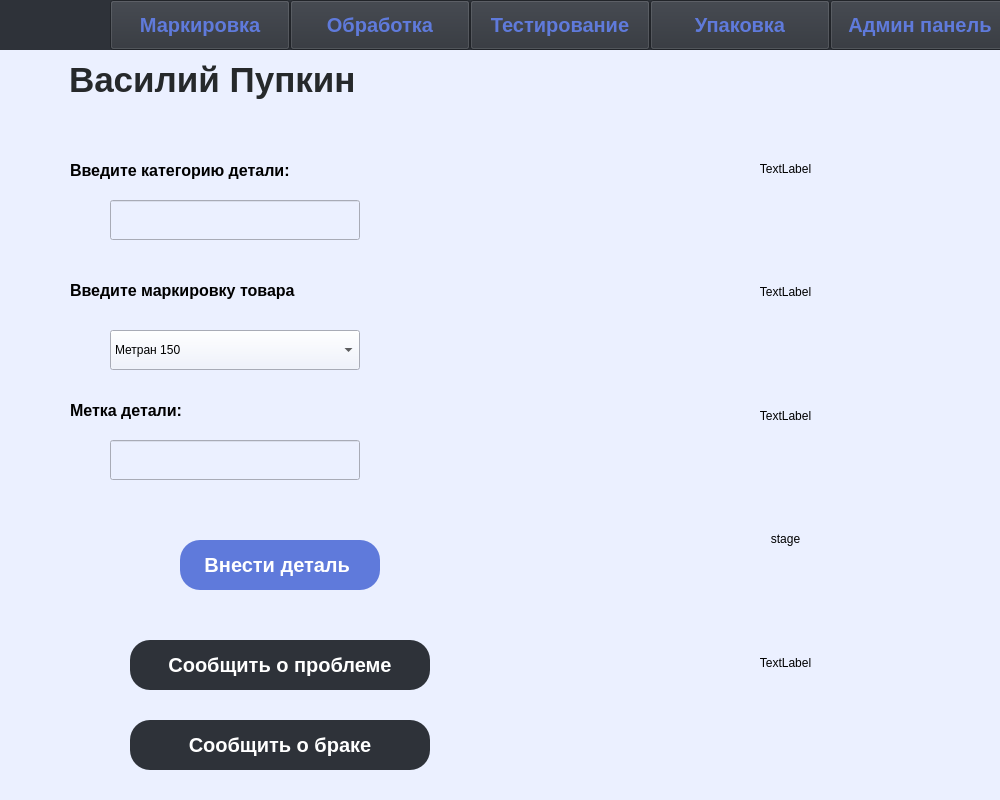
Old version of the form GUI/Mark.ui in the repository damirian174/RFID-marks.
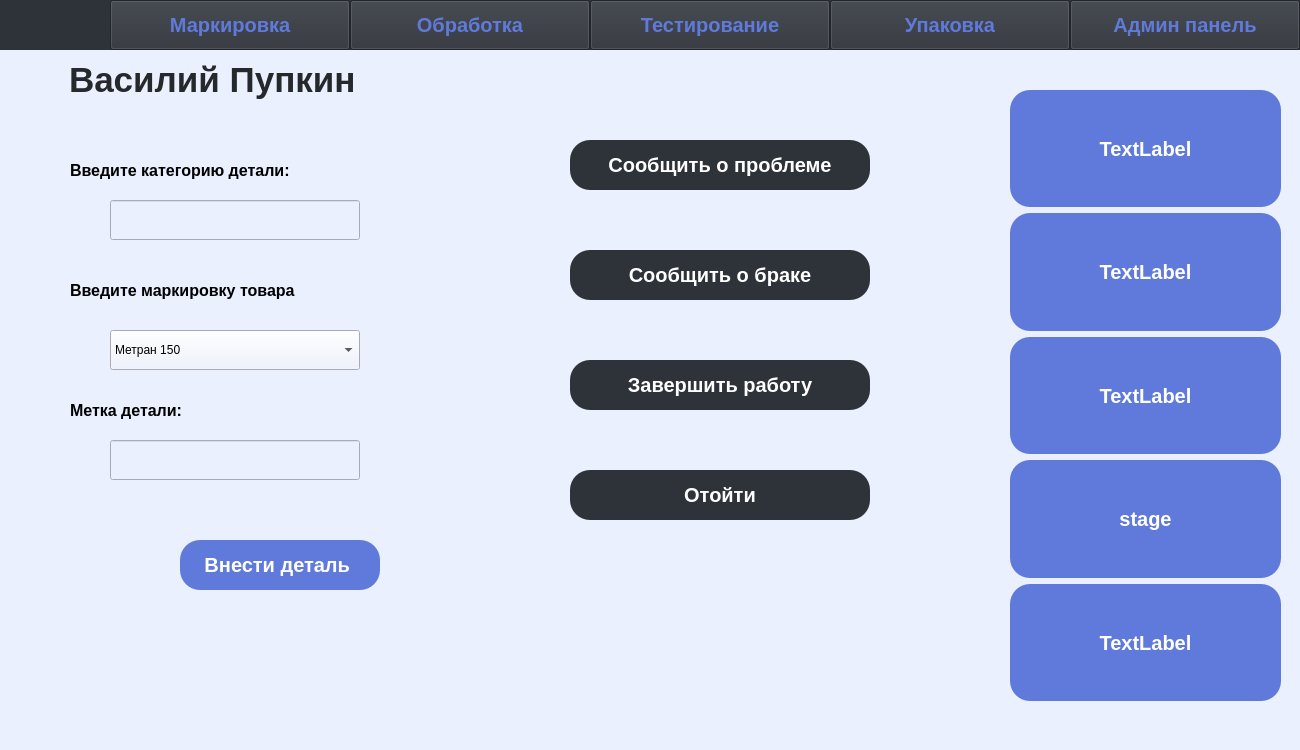
New version of the form. Icons and pictures are not drawn.

Patch:
```diff
--- a/GUI/Mark.ui
+++ b/GUI/Mark.ui
@@ -6,8 +6,8 @@
 <rect>
 <x>0</x>
 <y>0</y>
-<width>1000</width>
-<height>800</height>
+    <width>1300</width>
+    <height>750</height>
 </rect>
 </property>
 <property name="tabletTracking">
@@ -123,26 +123,6 @@
      </rect>
      </property>
 </widget>
-<widget class="QPushButton" name="pushButton_3">
-     <property name="geometry">
-     <rect>
-     <x>130</x>
-     <y>600</y>
-     <width>300</width>
-     <height>50</height>
-     </rect>
-     </property>
-     <property name="styleSheet">
-     <string notr="true">background-color: #2E3239;
-color: rgb(255, 255, 255);
-border-radius: 20px;
-font: 20px;
-font-weight: 700;</string>
-     </property>
-     <property name="text">
-     <string>Сообщить о браке</string>
-     </property>
-</widget>
 <widget class="QComboBox" name="comboBox">
      <property name="geometry">
      <rect>
@@ -168,26 +148,6 @@
      </property>
      </item>
 </widget>
-<widget class="QPushButton" name="pushButton_4">
-     <property name="geometry">
-     <rect>
-     <x>130</x>
-     <y>520</y>
-     <width>300</width>
-     <height>50</height>
-     </rect>
-     </property>
-     <property name="styleSheet">
-     <string notr="true">background-color: #2E3239;
-color: rgb(255, 255, 255);
-border-radius: 20px;
-font: 20px;
-font-weight: 700;</string>
-     </property>
-     <property name="text">
-     <string>Сообщить о проблеме</string>
-     </property>
-</widget>
 </widget>
 <widget class="QWidget" name="widget_3" native="true">
 <property name="geometry">
@@ -201,73 +161,85 @@
 <property name="styleSheet">
      <string notr="true">background-color: rgb(235, 240, 255);</string>
 </property>
-<widget class="QWidget" name="verticalLayoutWidget">
+    <widget class="QPushButton" name="pushButton_4">
      <property name="geometry">
      <rect>
-     <x>100</x>
-     <y>60</y>
-     <width>271</width>
-     <height>611</height>
+       <x>20</x>
+       <y>90</y>
+       <width>300</width>
+       <height>50</height>
      </rect>
      </property>
-     <layout class="QVBoxLayout" name="verticalLayout">
-     <property name="sizeConstraint">
-     <enum>QLayout::SetMaximumSize</enum>
+     <property name="styleSheet">
+      <string notr="true">background-color: #2E3239;
+color: rgb(255, 255, 255);
+border-radius: 20px;
+font: 20px;
+font-weight: 700;</string>
      </property>
-     <item>
-     <widget class="QLabel" name="name">
      <property name="text">
-     <string>TextLabel</string>
+      <string>Сообщить о проблеме</string>
      </property>
-     <property name="alignment">
-     <set>Qt::AlignCenter</set>
-     </property>
-     </widget>
-     </item>
-     <item>
-     <widget class="QLabel" name="serial">
-     <property name="text">
-     <string>TextLabel</string>
+    </widget>
+    <widget class="QPushButton" name="pushButton_3">
+     <property name="geometry">
+      <rect>
+       <x>20</x>
+       <y>200</y>
+       <width>300</width>
+       <height>50</height>
+      </rect>
      </property>
-     <property name="alignment">
-     <set>Qt::AlignCenter</set>
+     <property name="styleSheet">
+      <string notr="true">background-color: #2E3239;
+color: rgb(255, 255, 255);
+border-radius: 20px;
+font: 20px;
+font-weight: 700;</string>
      </property>
-     </widget>
-     </item>
-     <item>
-     <widget class="QLabel" name="defective">
      <property name="text">
-     <string>TextLabel</string>
+      <string>Сообщить о браке</string>
      </property>
-     <property name="alignment">
-     <set>Qt::AlignCenter</set>
-     </property>
-     </widget>
-     </item>
-     <item>
-     <widget class="QLabel" name="stage">
-     <property name="layoutDirection">
-     <enum>Qt::LeftToRight</enum>
+    </widget>
+    <widget class="QPushButton" name="pushButton_9">
+     <property name="geometry">
+      <rect>
+       <x>20</x>
+       <y>310</y>
+       <width>300</width>
+       <height>50</height>
+      </rect>
      </property>
+     <property name="styleSheet">
+      <string notr="true">background-color: #2E3239;
+color: rgb(255, 255, 255);
+border-radius: 20px;
+font: 20px;
+font-weight: 700;</string>
+     </property>
      <property name="text">
-     <string>stage</string>
+      <string>Завершить работу</string>
      </property>
-     <property name="alignment">
-     <set>Qt::AlignCenter</set>
-     </property>
-     </widget>
-     </item>
-     <item>
-     <widget class="QLabel" name="sector">
-     <property name="text">
-     <string>TextLabel</string>
+    </widget>
+    <widget class="QPushButton" name="pushButton_15">
+     <property name="geometry">
+      <rect>
+       <x>20</x>
+       <y>420</y>
+       <width>300</width>
+       <height>50</height>
+      </rect>
      </property>
-     <property name="alignment">
-     <set>Qt::AlignCenter</set>
+     <property name="styleSheet">
+      <string notr="true">background-color: #2E3239;
+color: rgb(255, 255, 255);
+border-radius: 20px;
+font: 20px;
+font-weight: 700;</string>
      </property>
-     </widget>
-     </item>
-     </layout>
+     <property name="text">
+      <string>Отойти</string>
+     </property>
 </widget>
 </widget>
 <widget class="QWidget" name="widget_4" native="true">
@@ -307,7 +279,7 @@
      <rect>
      <x>0</x>
      <y>0</y>
-     <width>1000</width>
+      <width>1300</width>
      <height>50</height>
      </rect>
 </property>
@@ -323,7 +295,7 @@
      <rect>
      <x>110</x>
      <y>0</y>
-     <width>180</width>
+       <width>240</width>
      <height>50</height>
      </rect>
      </property>
@@ -334,9 +306,9 @@
 <widget class="QPushButton" name="pushButton_2">
      <property name="geometry">
      <rect>
-     <x>470</x>
+       <x>590</x>
      <y>0</y>
-     <width>180</width>
+       <width>240</width>
      <height>50</height>
      </rect>
      </property>
@@ -350,35 +322,22 @@
 <widget class="QPushButton" name="pushButton_5">
      <property name="geometry">
      <rect>
-     <x>650</x>
-     <y>0</y>
-     <width>180</width>
-     <height>50</height>
-     </rect>
-     </property>
-     <property name="text">
-     <string>Упаковка</string>
-     </property>
-</widget>
-<widget class="QPushButton" name="pushButton_6">
-     <property name="geometry">
-     <rect>
      <x>830</x>
      <y>0</y>
-     <width>180</width>
+       <width>240</width>
      <height>50</height>
      </rect>
      </property>
      <property name="text">
-     <string>Админ панель</string>
+      <string>Упаковка</string>
      </property>
 </widget>
 <widget class="QPushButton" name="pushButton_8">
      <property name="geometry">
      <rect>
-     <x>290</x>
+       <x>350</x>
      <y>0</y>
-     <width>180</width>
+       <width>240</width>
      <height>50</height>
      </rect>
      </property>
@@ -411,6 +370,135 @@
      <pixmap>Метран.jpg</pixmap>
      </property>
      </widget>
+    </widget>
+    <widget class="QPushButton" name="pushButton_6">
+     <property name="geometry">
+      <rect>
+       <x>1070</x>
+       <y>0</y>
+       <width>230</width>
+       <height>50</height>
+      </rect>
+     </property>
+     <property name="text">
+      <string>Админ панель</string>
+     </property>
+    </widget>
+   </widget>
+   <widget class="QWidget" name="widget_5" native="true">
+    <property name="geometry">
+     <rect>
+      <x>1000</x>
+      <y>50</y>
+      <width>301</width>
+      <height>701</height>
+     </rect>
+    </property>
+    <property name="styleSheet">
+     <string notr="true">background-color: rgb(235, 240, 255);</string>
+    </property>
+    <widget class="QWidget" name="verticalLayoutWidget">
+     <property name="geometry">
+      <rect>
+       <x>10</x>
+       <y>40</y>
+       <width>271</width>
+       <height>611</height>
+      </rect>
+     </property>
+     <layout class="QVBoxLayout" name="verticalLayout">
+      <property name="sizeConstraint">
+       <enum>QLayout::SizeConstraint::SetMaximumSize</enum>
+      </property>
+      <item>
+       <widget class="QLabel" name="name">
+        <property name="styleSheet">
+         <string notr="true">background-color: #5F7ADB;
+color: rgb(255, 255, 255);
+border-radius: 20px;
+font: 20px;
+font-weight: 700;</string>
+        </property>
+        <property name="text">
+         <string>TextLabel</string>
+        </property>
+        <property name="alignment">
+         <set>Qt::AlignmentFlag::AlignCenter</set>
+        </property>
+       </widget>
+      </item>
+      <item>
+       <widget class="QLabel" name="serial">
+        <property name="styleSheet">
+         <string notr="true">background-color: #5F7ADB;
+color: rgb(255, 255, 255);
+border-radius: 20px;
+font: 20px;
+font-weight: 700;</string>
+        </property>
+        <property name="text">
+         <string>TextLabel</string>
+        </property>
+        <property name="alignment">
+         <set>Qt::AlignmentFlag::AlignCenter</set>
+        </property>
+       </widget>
+      </item>
+      <item>
+       <widget class="QLabel" name="defective">
+        <property name="styleSheet">
+         <string notr="true">background-color: #5F7ADB;
+color: rgb(255, 255, 255);
+border-radius: 20px;
+font: 20px;
+font-weight: 700;</string>
+        </property>
+        <property name="text">
+         <string>TextLabel</string>
+        </property>
+        <property name="alignment">
+         <set>Qt::AlignmentFlag::AlignCenter</set>
+        </property>
+       </widget>
+      </item>
+      <item>
+       <widget class="QLabel" name="stage">
+        <property name="layoutDirection">
+         <enum>Qt::LayoutDirection::LeftToRight</enum>
+        </property>
+        <property name="styleSheet">
+         <string notr="true">background-color: #5F7ADB;
+color: rgb(255, 255, 255);
+border-radius: 20px;
+font: 20px;
+font-weight: 700;</string>
+        </property>
+        <property name="text">
+         <string>stage</string>
+        </property>
+        <property name="alignment">
+         <set>Qt::AlignmentFlag::AlignCenter</set>
+        </property>
+       </widget>
+      </item>
+      <item>
+       <widget class="QLabel" name="sector">
+        <property name="styleSheet">
+         <string notr="true">background-color: #5F7ADB;
+color: rgb(255, 255, 255);
+border-radius: 20px;
+font: 20px;
+font-weight: 700;</string>
+        </property>
+        <property name="text">
+         <string>TextLabel</string>
+        </property>
+        <property name="alignment">
+         <set>Qt::AlignmentFlag::AlignCenter</set>
+        </property>
+       </widget>
+      </item>
+     </layout>
 </widget>
 </widget>
 </widget>
```
Left out of the diff: 2 changed lines with no effect on the pictures. Lines whose indentation alone changed are shown as unchanged.
